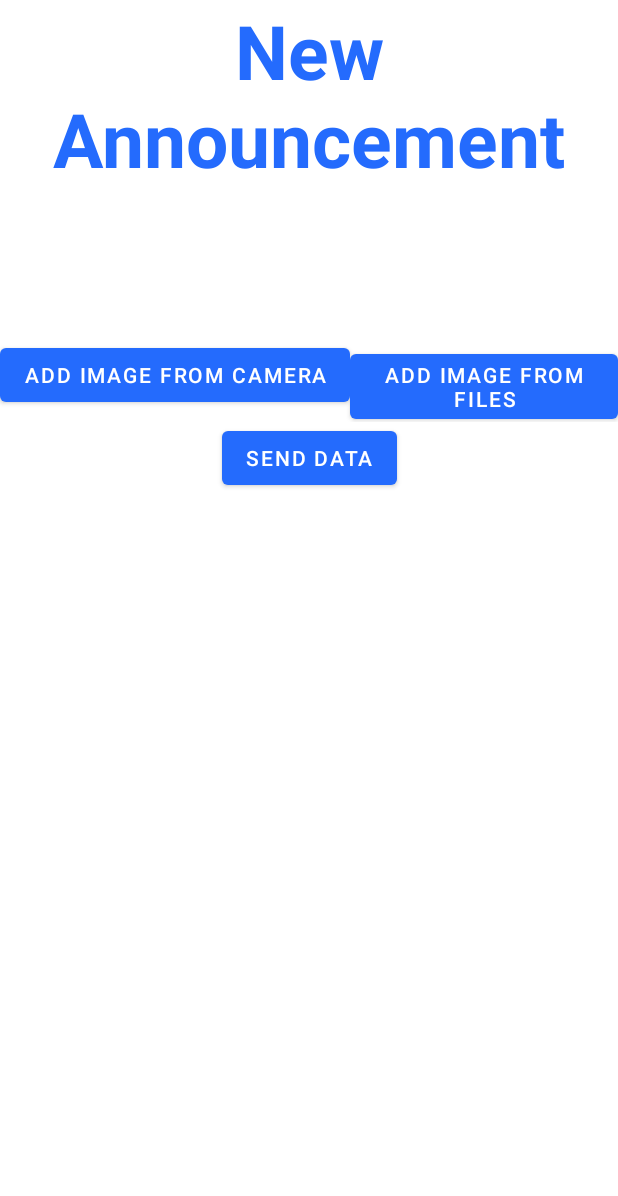
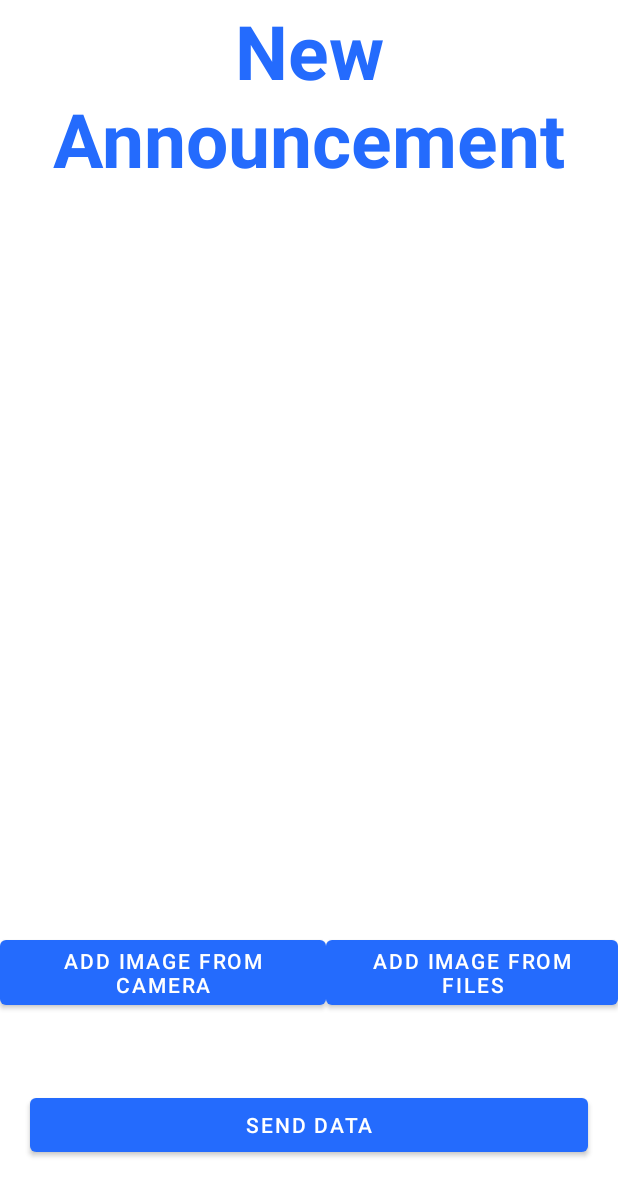
Before and after one commit to Javaninja-lab/UsedBooks, an Android app: the CameraFragment screen opened through its navigation route, on a phone screen of 412 x 824 dp. Shown: the top 1196 px of the screen. Run offline under Robolectric (Android 15) with nearby library versions, the phone set to English and light mode, and no system bars; our stand-ins replace Firebase (no records; nobody signed in at launch, a user with empty details on screens opened directly).

Commit message:
Sistemata grafica e animazioni dei fragment_nuovo_annuncio

```diff
--- a/app/src/main/res/layout/fragment_nuovo_annuncio_camera.xml
+++ b/app/src/main/res/layout/fragment_nuovo_annuncio_camera.xml
@@ -6,44 +6,52 @@
     android:layout_height="match_parent"
     tools:context=".main.nuovoAnnuncio.CameraFragment" >
 
-    <RelativeLayout
-        android:id="@+id/layout_camera"
-        android:layout_width="match_parent"
-        android:layout_height="wrap_content"
+    <ImageView
+        android:id="@+id/iv_foto_scelta"
+        android:layout_width="0dp"
+        android:layout_height="0dp"
+        android:layout_marginStart="10dp"
+        android:layout_marginTop="10dp"
+        android:layout_marginEnd="10dp"
+        android:layout_marginBottom="10dp"
+        app:layout_constraintBottom_toTopOf="@+id/linearLayout"
         app:layout_constraintEnd_toEndOf="parent"
         app:layout_constraintStart_toStartOf="parent"
-        app:layout_constraintTop_toTopOf="parent">
-
-        <ImageView
-            android:id="@+id/iv_foto_scelta"
-            android:layout_width="match_parent"
-            android:layout_height="100dp" />
+        app:layout_constraintTop_toTopOf="parent" />
 
     <LinearLayout
-            android:layout_width="match_parent"
+        android:id="@+id/linearLayout"
+        android:layout_width="0dp"
         android:layout_height="wrap_content"
-            android:layout_below="@id/iv_foto_scelta">
+        android:layout_marginBottom="50dp"
+        app:layout_constraintBottom_toTopOf="@+id/button"
+        app:layout_constraintEnd_toEndOf="parent"
+        app:layout_constraintStart_toStartOf="parent">
 
         <Button
             android:id="@+id/addImage"
             android:layout_width="wrap_content"
             android:layout_height="wrap_content"
-                android:text="@string/add_image_from_camera" />
+            android:text="@string/add_image_from_camera"
+            android:layout_weight="1"/>
 
         <Button
             android:id="@+id/gallery"
             android:layout_width="wrap_content"
             android:layout_height="wrap_content"
-                android:text="@string/add_image_from_files" />
+            android:text="@string/add_image_from_files"
+            android:layout_weight="1"/>
     </LinearLayout>
-    </RelativeLayout>
 
     <Button
         android:id="@+id/button"
-        android:layout_width="wrap_content"
+        android:layout_width="0dp"
         android:layout_height="wrap_content"
+        android:layout_marginStart="20dp"
+        android:layout_marginEnd="20dp"
+        android:layout_marginBottom="50dp"
         android:text="@string/send_data"
+        app:layout_constraintBottom_toBottomOf="parent"
         app:layout_constraintEnd_toEndOf="parent"
-        app:layout_constraintStart_toStartOf="parent"
-        app:layout_constraintTop_toBottomOf="@+id/layout_camera" />
+        app:layout_constraintStart_toStartOf="parent" />
 </androidx.constraintlayout.widget.ConstraintLayout>
--- a/app/src/main/res/navigation/my_nav_nuovo_annuncio.xml
+++ b/app/src/main/res/navigation/my_nav_nuovo_annuncio.xml
@@ -12,7 +12,15 @@
         tools:layout="@layout/fragment_nuovo_annuncio_dati" >
         <action
             android:id="@+id/action_datiFragment_to_mapsFragment"
-            app:destination="@id/mapsFragment" />
+            app:destination="@id/mapsFragment"
+            app:enterAnim="@anim/slide_in_right"
+            app:exitAnim="@anim/slide_out_left"
+            app:popEnterAnim="@anim/slide_in_left"
+            app:popExitAnim="@anim/slide_out_right">
+            <argument
+                android:name="materiale_provvisorio"
+                app:argType="com.example.usedbooks.dataClass.Materiale" />
+        </action>
     </fragment>
     <fragment
         android:id="@+id/mapsFragment"
@@ -21,7 +29,15 @@
         tools:layout="@layout/fragment_nuovo_annuncio_maps" >
         <action
             android:id="@+id/action_mapsFragment_to_cameraFragment"
-            app:destination="@id/cameraFragment" />
+            app:destination="@id/cameraFragment"
+            app:enterAnim="@anim/slide_in_right"
+            app:exitAnim="@anim/slide_out_left"
+            app:popEnterAnim="@anim/slide_in_left"
+            app:popExitAnim="@anim/slide_out_right">
+            <argument
+                android:name="materiale_provvisorio"
+                app:argType="com.example.usedbooks.dataClass.Materiale"/>
+        </action>
     </fragment>
     <fragment
         android:id="@+id/cameraFragment"
--- a/app/src/main/res/values/strings.xml
+++ b/app/src/main/res/values/strings.xml
@@ -51,4 +51,5 @@
     <string name="title">Title</string>
     <string name="description">Description</string>
     <string name="typology">Typology</string>
+    <string name="get_current_position">Get current position</string>
 </resources>
```
Also changed, not shown: app/src/main/res/layout/fragment_nuovo_annuncio_dati.xml (+16 -14 lines), app/src/main/res/layout/fragment_nuovo_annuncio_maps.xml (+16 -1 lines). Lines whose indentation alone changed are shown as unchanged.
